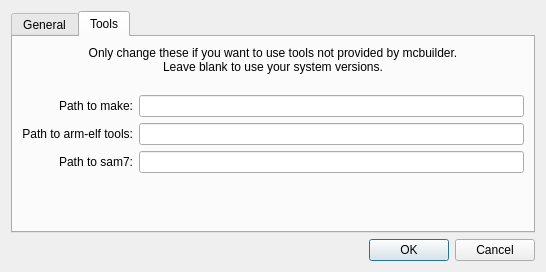
Old version of the form mcbuilder/trunk/layouts/preferences.ui in the repository makingthings/makecontroller.
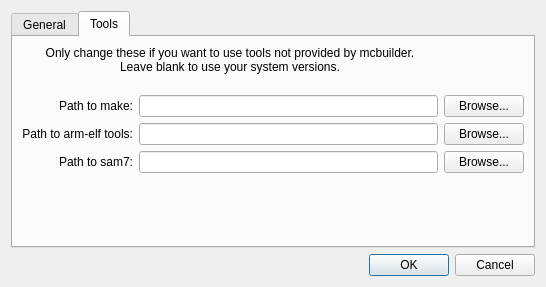
New version of the form. The open tabs and pages were chosen to show the change.

Commit message: - add browse buttons to tools section in preferences

```diff
--- a/mcbuilder/trunk/layouts/preferences.ui
+++ b/mcbuilder/trunk/layouts/preferences.ui
@@ -6,7 +6,7 @@
     <x>0</x>
     <y>0</y>
     <width>546</width>
-    <height>272</height>
+    <height>287</height>
    </rect>
   </property>
   <property name="windowTitle" >
@@ -117,14 +117,6 @@
       </layout>
      </widget>
      <widget class="QWidget" name="toolsTab" >
-      <property name="geometry" >
-       <rect>
-        <x>0</x>
-        <y>0</y>
-        <width>516</width>
-        <height>193</height>
-       </rect>
-      </property>
       <attribute name="title" >
        <string>Tools</string>
       </attribute>
@@ -218,6 +210,27 @@
            </property>
           </spacer>
          </item>
+         <item row="2" column="2" >
+          <widget class="QPushButton" name="makePathButton" >
+           <property name="text" >
+            <string>Browse...</string>
+           </property>
+          </widget>
+         </item>
+         <item row="3" column="2" >
+          <widget class="QPushButton" name="armelfPathButton" >
+           <property name="text" >
+            <string>Browse...</string>
+           </property>
+          </widget>
+         </item>
+         <item row="4" column="2" >
+          <widget class="QPushButton" name="sam7PathButton" >
+           <property name="text" >
+            <string>Browse...</string>
+           </property>
+          </widget>
+         </item>
         </layout>
        </item>
        <item>
```
Left out of the diff: 8 changed lines with no effect on the pictures. The commit also changes 2 other files.
